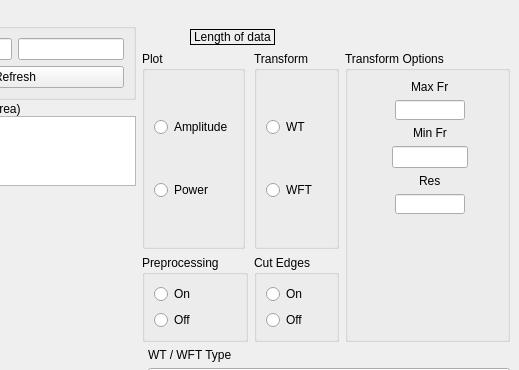
Qt form res/layout/window_ridge_extraction.ui (luphysics/PyMODA) before a commit; both pictures show x 977 to 1496 and y 0 to 370 of the 1496 by 766 pixel window.
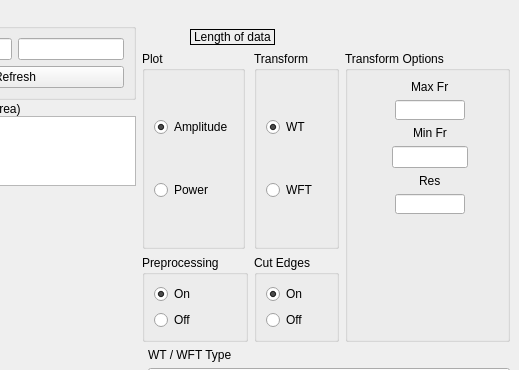
The same form after that commit. Custom widgets are drawn as their Qt base class.

Commit message: Check radio buttons in .ui files

Patch:
```diff
--- a/res/layout/window_ridge_extraction.ui
+++ b/res/layout/window_ridge_extraction.ui
@@ -314,6 +314,9 @@
                  <property name="text">
                   <string>Amplitude</string>
                  </property>
+                 <property name="checked">
+                  <bool>true</bool>
+                 </property>
                 </widget>
                </item>
                <item row="1" column="0">
@@ -344,6 +347,9 @@
                  <property name="text">
                   <string>On</string>
                  </property>
+                 <property name="checked">
+                  <bool>true</bool>
+                 </property>
                 </widget>
                </item>
               </layout>
@@ -360,6 +366,9 @@
                  <property name="text">
                   <string>On</string>
                  </property>
+                 <property name="checked">
+                  <bool>true</bool>
+                 </property>
                 </widget>
                </item>
                <item row="1" column="0">
@@ -390,6 +399,9 @@
                  <property name="text">
                   <string>WT</string>
                  </property>
+                 <property name="checked">
+                  <bool>true</bool>
+                 </property>
                 </widget>
                </item>
               </layout>
@@ -543,18 +555,18 @@
    <header>gui.plotting.plots.ColorMeshPlot</header>
    <container>1</container>
   </customwidget>
-  <customwidget>
-   <class>PreprocessPlot</class>
-   <extends>QWidget</extends>
-   <header>gui.plotting.plots.PreprocessPlot</header>
-   <container>1</container>
-  </customwidget>
   <customwidget>
    <class>AmplitudePlot</class>
    <extends>QWidget</extends>
    <header>gui.plotting.plots.AmplitudePlot</header>
    <container>1</container>
   </customwidget>
+  <customwidget>
+   <class>PreprocessPlot</class>
+   <extends>QWidget</extends>
+   <header>gui.plotting.plots.PreprocessPlot</header>
+   <container>1</container>
+  </customwidget>
  </customwidgets>
  <resources/>
  <connections/>
```
The commit also changes 5 other files.
